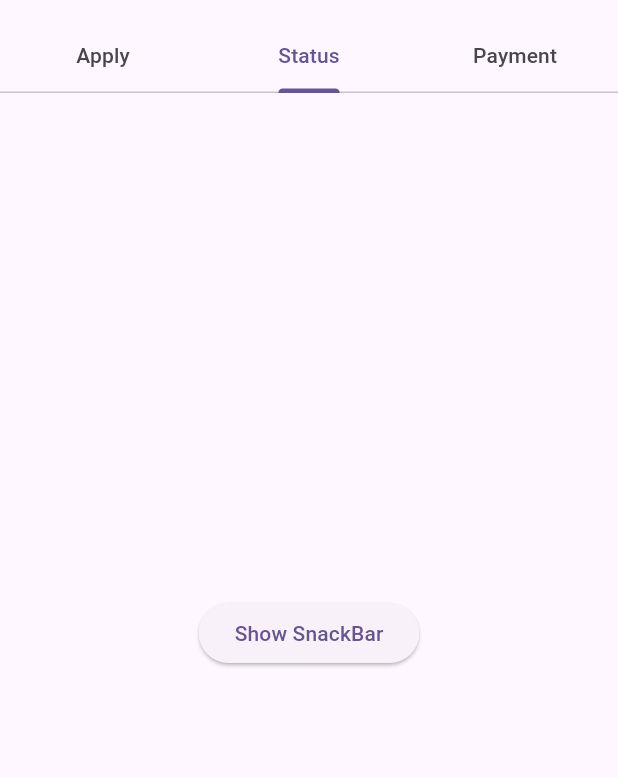
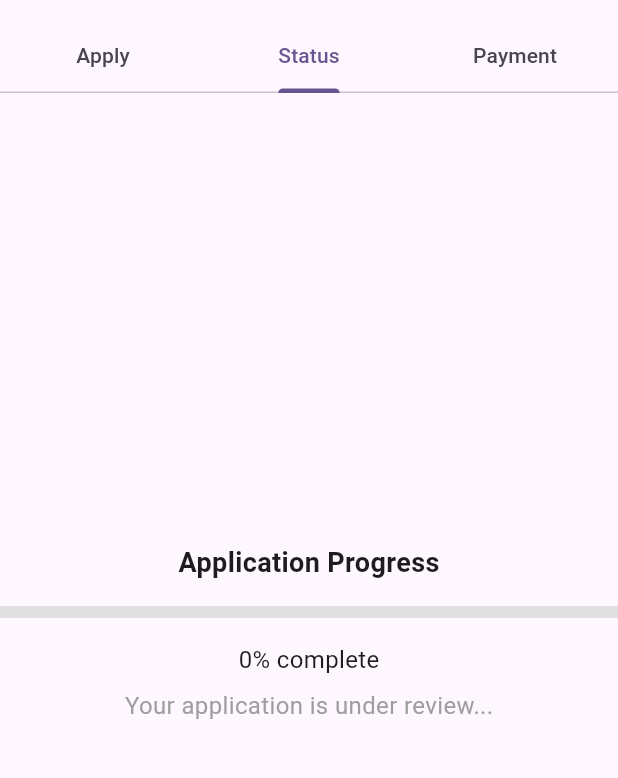
Before and after one commit to Iyadh27/CodexBots_SL-Portal, a Flutter app: the TabBarApp screen opened directly, tab 2 chosen, on a phone screen of 412 x 824 dp, the part 63-841 px from its top. Run offline on Flutter 3.47's test engine with Material 3 defaults, Android fonts, the light colour scheme and no system bars; our stand-ins replace file_picker, firebase_core; accounts and stored records are empty.

Commit message:
Application Stat

```diff
--- a/lib/visa.dart
+++ b/lib/visa.dart
@@ -11,6 +11,26 @@ class TabBarApp extends StatefulWidget {
 }
 
 class _TabBarState extends State<TabBarApp> {
+  double _applicationProgress = 0.0;
+
+  @override
+  void initState() {
+    super.initState();
+    _simulateApprovalProgress();
+  }
+
+  // Simulates progress update
+  void _simulateApprovalProgress() {
+    Future.delayed(const Duration(seconds: 3600), () {
+      if (_applicationProgress < 1.0) {
+        setState(() {
+          _applicationProgress += 0.2; // Increment progress by 20% on each step
+        });
+        _simulateApprovalProgress(); // Continue the progress until 100%
+      }
+    });
+  }
+
   @override
   Widget build(BuildContext context) {
     return DefaultTabController(
@@ -40,20 +60,48 @@ class _TabBarState extends State<TabBarApp> {
                 Expanded(
                   child: MultiPartForm(),
                 ),
-
               ],
             ),
+            // Center(
+            //   child: ElevatedButton(
+            //     onPressed: () {
+            //       ScaffoldMessenger.of(context).showSnackBar(
+            //         const SnackBar(content: Text('Processing Application')),
+            //       );
+            //     },
+            //     child: const Text("Show SnackBar"),
+            //   ),
+            // ),
             Center(
-              child: ElevatedButton(
-                onPressed: () {
-                  ScaffoldMessenger.of(context).showSnackBar(
-                    const SnackBar(content: Text('Processing Application')),
-                  );
-                },
-                child: const Text("Show SnackBar"),
+              child: Column(
+                mainAxisSize: MainAxisSize.min,
+                children: [
+                  Text(
+                    "Application Progress",
+                    style: TextStyle(fontSize: 18, fontWeight: FontWeight.bold),
+                  ),
+                  const SizedBox(height: 16),
+                  LinearProgressIndicator(
+                    value: _applicationProgress,
+                    minHeight: 8.0,
+                    backgroundColor: Colors.grey[300],
+                    valueColor: AlwaysStoppedAnimation<Color>(Colors.blue),
+                  ),
+                  const SizedBox(height: 16),
+                  Text(
+                    "${(_applicationProgress * 100).toInt()}% complete",
+                    style: TextStyle(fontSize: 16),
+                  ),
+                  const SizedBox(height: 8),
+                  Text(
+                    _applicationProgress == 1.0
+                        ? "Your application has been approved!"
+                        : "Your application is under review...",
+                    style: TextStyle(fontSize: 16, color: Colors.grey),
+                  ),
+                ],
               ),
             ),
-
 
             const Center(
               child: Text("It's sunny here"),
```
